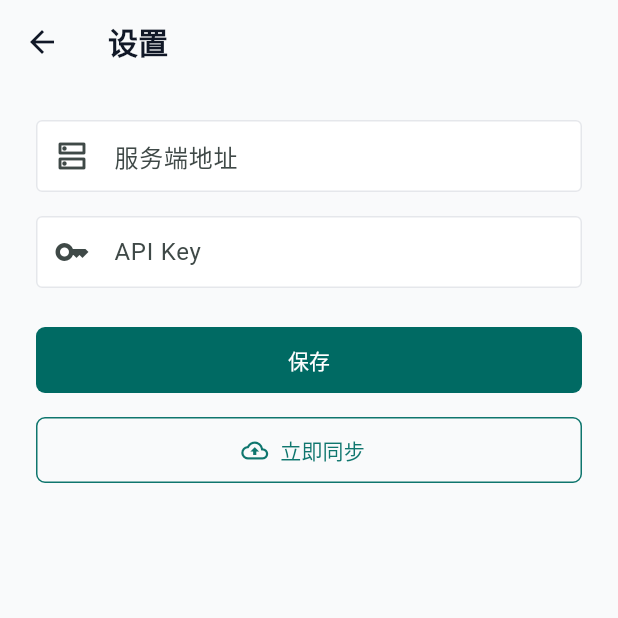
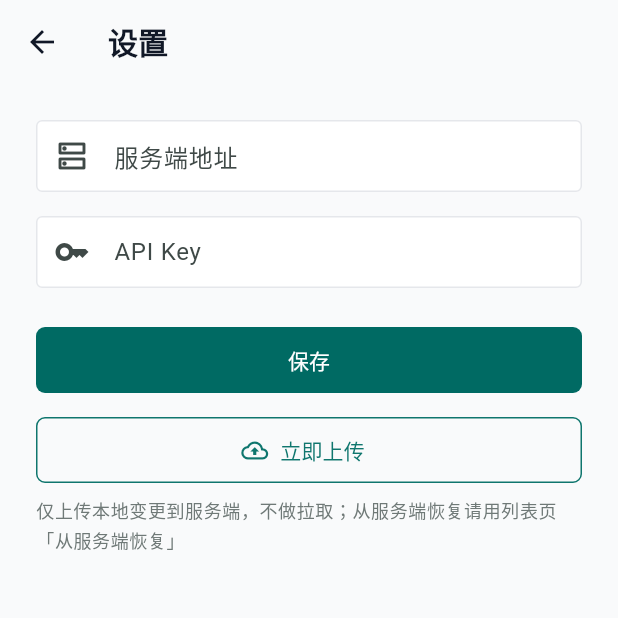
Before and after one commit to baozhuo92/totp-backup, a Flutter app: the SettingsPage screen opened directly, on a phone screen of 412 x 824 dp, the top half of it. Run offline on Flutter 3.47's test engine with Material 3 defaults, Android fonts, the phone set to English and light mode, and no system bars; our stand-ins replace dio, flutter_secure_storage, local_auth, sqflite; missing offline and left inert: cryptography, mobile_scanner, otp; accounts and stored records are empty.

Commit message:
docs(app): 设置页「立即同步」改「立即上传」并注明仅上传本地变更、拉取走恢复功能

```diff
--- a/app/lib/ui/pages/settings_page.dart
+++ b/app/lib/ui/pages/settings_page.dart
@@ -99,7 +99,7 @@ class _SettingsPageState extends State<SettingsPage> {
     }
   }
 
-  /// 立即手动同步（不依赖表单有效性，队列为空时提示）
+  /// 立即上传本地变更（不清空队列时不涉及拉取；从服务端拉取走「从服务端恢复」）
   Future<void> _syncNow() async {
     setState(() => _syncing = true);
     final ok = await SyncService.instance.flush();
@@ -110,8 +110,8 @@ class _SettingsPageState extends State<SettingsPage> {
       ..hideCurrentSnackBar()
       ..showSnackBar(SnackBar(
         content: Text(ok
-            ? '同步完成，全部已备份到服务端'
-            : '同步失败：${sync.lastError ?? '网络异常'}，已加入重试队列'),
+            ? '上传完成，全部已备份到服务端'
+            : '上传失败：${sync.lastError ?? '网络异常'}，已加入重试队列'),
       ));
   }
 
@@ -192,7 +192,14 @@ class _SettingsPageState extends State<SettingsPage> {
                                 child: CircularProgressIndicator(strokeWidth: 2),
                               )
                             : const Icon(Icons.cloud_upload_outlined),
-                        label: const Text('立即同步'),
+                        label: const Text('立即上传'),
+                      ),
+                      const SizedBox(height: 6),
+                      Text(
+                        '仅上传本地变更到服务端，不做拉取；从服务端恢复请用列表页「从服务端恢复」',
+                        style: Theme.of(context).textTheme.bodySmall?.copyWith(
+                              color: Theme.of(context).colorScheme.outline,
+                            ),
                       ),
                     ],
                   ),
```
